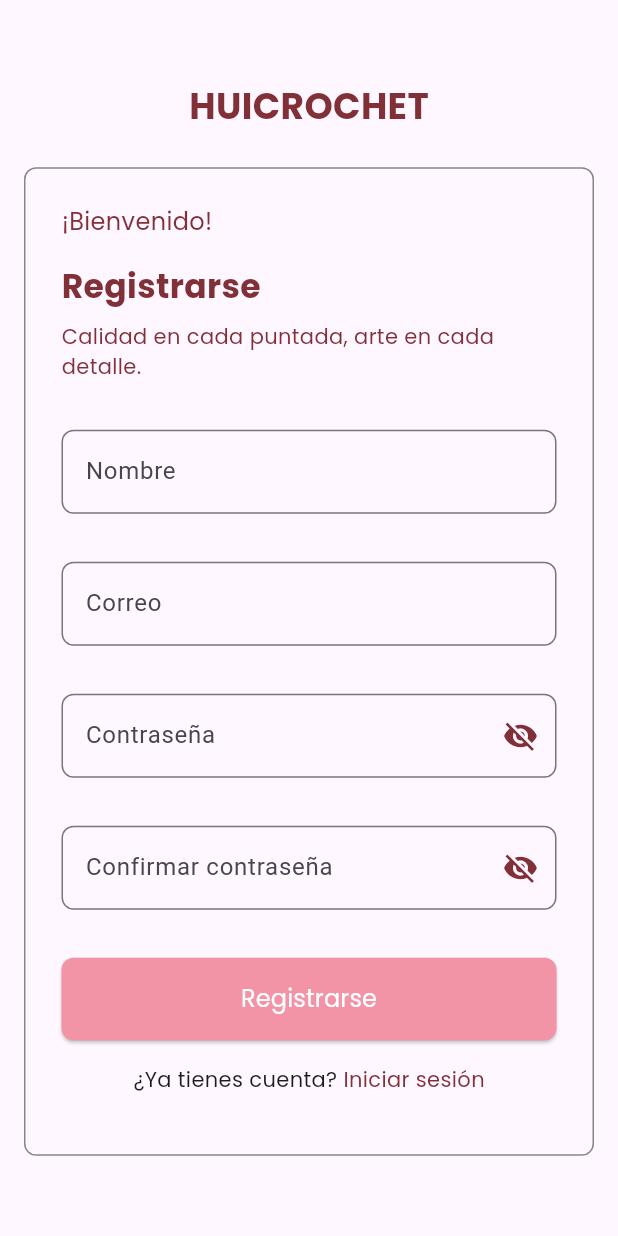
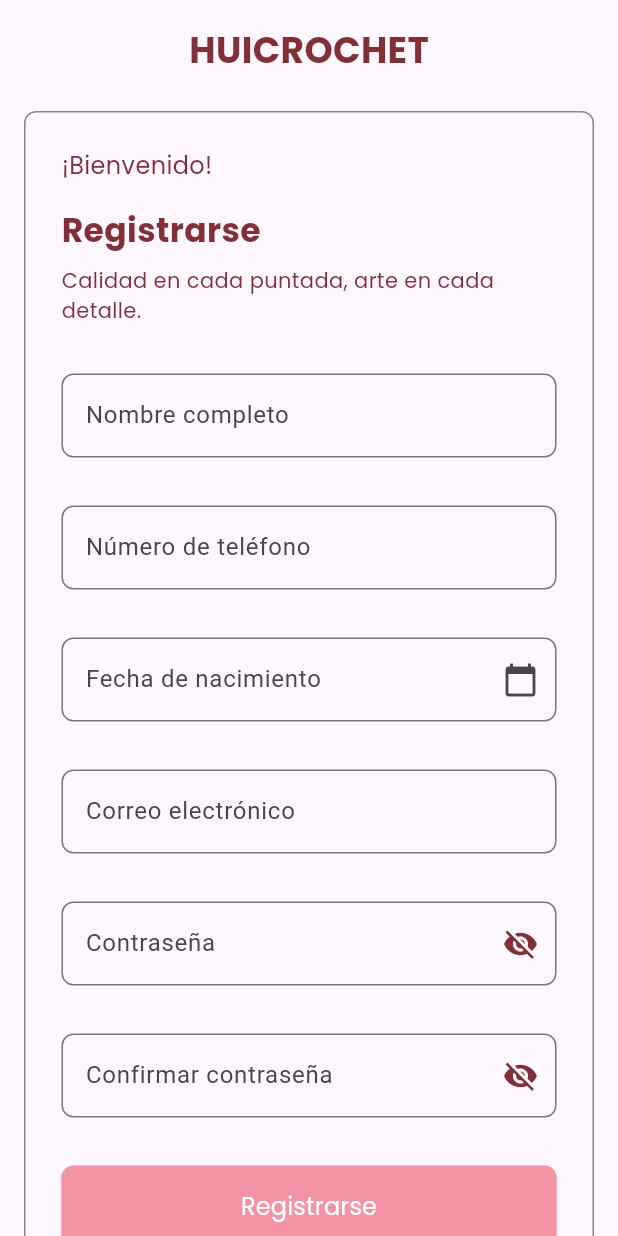
Before and after one commit to MigueDeep/huicrochet-mobile, a Flutter app: the RegisterScreen screen opened by its route, on a phone screen of 412 x 824 dp. Run offline on Flutter 3.47's test engine with Material 3 defaults, Android fonts, the phone set to English and light mode, and no system bars; our stand-ins replace image_picker.

Commit message:
[FIX] Add missing fields in Register Screen

```diff
--- a/lib/modules/auth/screens/register_screen.dart
+++ b/lib/modules/auth/screens/register_screen.dart
@@ -1,4 +1,5 @@
 import 'package:flutter/material.dart';
+import 'package:intl/intl.dart';
 
 class RegisterScreen extends StatefulWidget {
   const RegisterScreen({super.key});
@@ -13,6 +14,8 @@ class _RegisterScreenState extends State<RegisterScreen> {
   final TextEditingController _nameController = TextEditingController();
   final TextEditingController _repeatPasswordController =
       TextEditingController();
+  final TextEditingController _phoneController = TextEditingController();
+  final TextEditingController _birthdayController = TextEditingController();
 
   final _formKey = GlobalKey<FormState>();
 
@@ -23,6 +26,8 @@ class _RegisterScreenState extends State<RegisterScreen> {
   bool _nameTouched = false;
   bool _passwordTouched = false;
   bool _repeatPasswordTouched = false;
+  bool _phoneTouched = false;
+  bool _birthdayTouched = false;
 
   final RegExp emailRegExp = RegExp(
     r'^[a-zA-Z0-9.a-zA-Z0-9._%+-]+@[a-zA-Z0-9.-]+\.[a-zA-Z]{2,4}$',
@@ -66,6 +71,44 @@ class _RegisterScreenState extends State<RegisterScreen> {
     return null;
   }
 
+  String? _validatePhone(String? value) {
+    if (!_phoneTouched) return null;
+    if (value == null || value.isEmpty) {
+      return 'Por favor ingresa tu numero de telefono';
+    }
+    if (value.length != 10 || int.tryParse(value) == null) {
+      return 'Por favor ingresa un numero de telefono válido';
+    }
+    return null;
+  }
+
+  String? _validateBirthday(String? value) {
+    if (!_birthdayTouched) return null;
+    if (value == null || value.isEmpty) {
+      return 'Por favor selecciona tu fecha de nacimiento';
+    }
+    if (DateFormat('dd/MM/yyyy').parse(value).isAfter(DateTime.now())) {
+      return 'Por favor selecciona una fecha valida';
+    }
+
+    return null;
+  }
+
+  Future<void> _selectDate(BuildContext context) async {
+    final DateTime? picked = await showDatePicker(
+      context: context,
+      initialDate: DateTime.now(),
+      firstDate: DateTime(1900),
+      lastDate: DateTime.now(),
+    );
+    if (picked != null) {
+      setState(() {
+        _birthdayController.text = DateFormat('dd/MM/yyyy').format(picked);
+        _birthdayTouched = true;
+      });
+    }
+  }
+
   @override
   void initState() {
     super.initState();
@@ -73,6 +116,8 @@ class _RegisterScreenState extends State<RegisterScreen> {
     _passwordController.addListener(_validateForm);
     _nameController.addListener(_validateForm);
     _repeatPasswordController.addListener(_validateForm);
+    _birthdayController.addListener(_validateForm);
+    _phoneController.addListener(_validateForm);
   }
 
   @override
@@ -81,6 +126,8 @@ class _RegisterScreenState extends State<RegisterScreen> {
     _passwordController.dispose();
     _nameController.dispose();
     _repeatPasswordController.dispose();
+    _birthdayController.dispose();
+    _phoneController.dispose();
     super.dispose();
   }
 
@@ -166,7 +213,7 @@ class _RegisterScreenState extends State<RegisterScreen> {
                     TextFormField(
                       controller: _nameController,
                       decoration: InputDecoration(
-                        labelText: 'Nombre',
+                        labelText: 'Nombre completo',
                         border: OutlineInputBorder(
                           borderRadius: BorderRadius.circular(8.0),
                         ),
@@ -180,9 +227,40 @@ class _RegisterScreenState extends State<RegisterScreen> {
                     ),
                     const SizedBox(height: 32),
                     TextFormField(
+                      controller: _phoneController,
+                      keyboardType: TextInputType.number,
+                      decoration: InputDecoration(
+                        labelText: 'Número de teléfono',
+                        border: OutlineInputBorder(
+                          borderRadius: BorderRadius.circular(8.0),
+                        ),
+                      ),
+                      validator: _validatePhone,
+                      onTap: () {
+                        setState(() {
+                          _phoneTouched = true;
+                        });
+                      },
+                    ),
+                    const SizedBox(height: 32),
+                    TextFormField(
+                      controller: _birthdayController,
+                      readOnly: true,
+                      decoration: InputDecoration(
+                        labelText: 'Fecha de nacimiento',
+                        border: OutlineInputBorder(
+                          borderRadius: BorderRadius.circular(8.0),
+                        ),
+                        suffixIcon: Icon(Icons.calendar_today),
+                      ),
+                      onTap: () => _selectDate(context),
+                      validator: _validateBirthday,
+                    ),
+                    const SizedBox(height: 32),
+                    TextFormField(
                       controller: _emailController,
                       decoration: InputDecoration(
-                        labelText: 'Correo',
+                        labelText: 'Correo electrónico',
                         border: OutlineInputBorder(
                           borderRadius: BorderRadius.circular(8.0),
                         ),
@@ -272,6 +350,8 @@ class _RegisterScreenState extends State<RegisterScreen> {
                             _emailTouched = true;
                             _passwordTouched = true;
                             _repeatPasswordTouched = true;
+                            _birthdayTouched = true;
+                            _phoneTouched = true;
                           });
                           if (_formKey.currentState!.validate()) {
                             showDialog(
--- a/lib/modules/profile/info_screen.dart
+++ b/lib/modules/profile/info_screen.dart
@@ -71,10 +71,10 @@ class _InfoScreenState extends State<InfoScreen> {
   String? _validatePhone(String? value) {
     if (!_phoneTouched) return null;
     if (value == null || value.isEmpty) {
-      return 'Por favor ingresa tu numero de telefono';
+      return 'Por favor ingresa tu número de teléfono';
     }
-    if (value.length < 10 || value.length > 10 || int.tryParse(value) == null) {
-      return 'Por favor ingresa un numero de telefono valido';
+    if (value.length != 10 || int.tryParse(value) == null) {
+      return 'Por favor ingresa un número de teléfono válido';
     }
     return null;
   }
```
